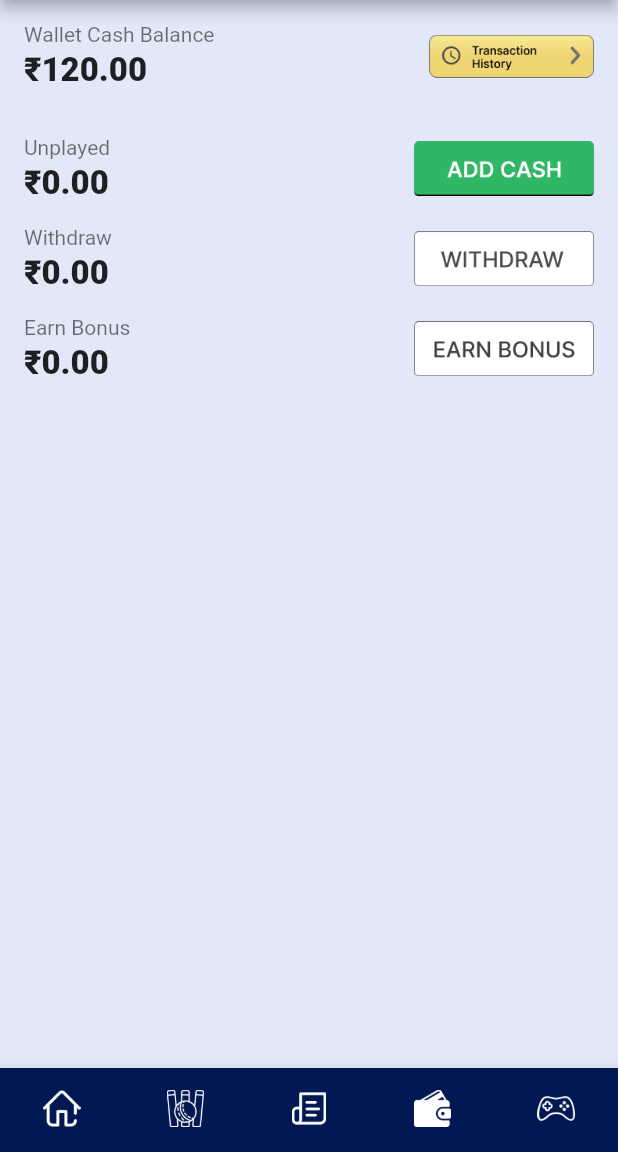
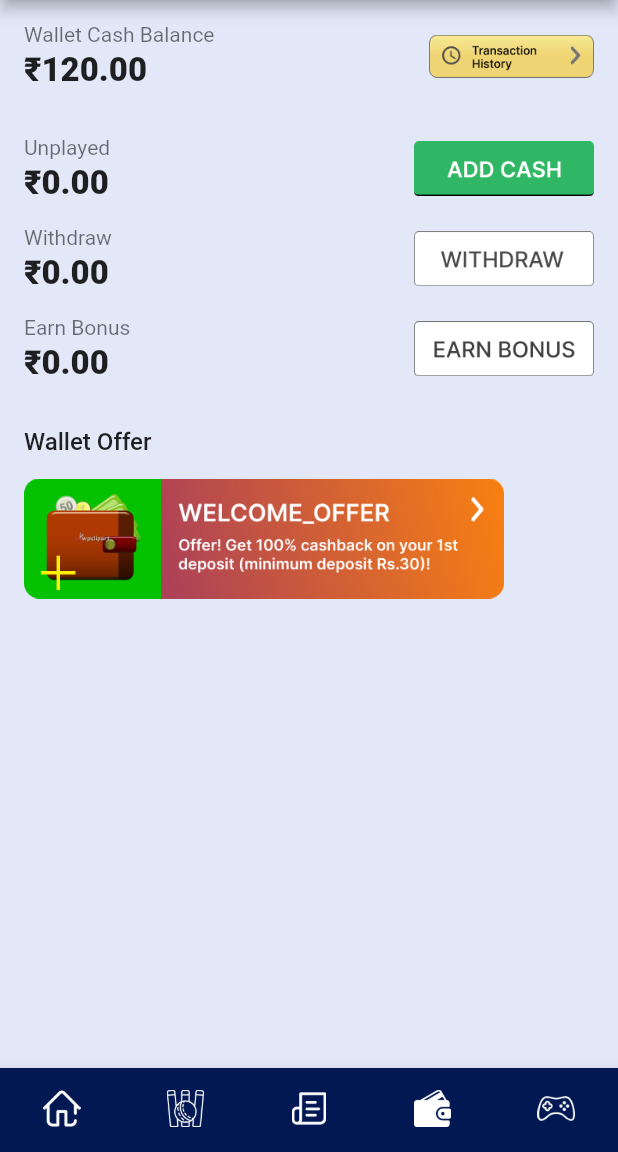
Before and after one commit to Jayraj185/CricStrike, a Flutter app: the screen it shows after launch, item 4 of the bottom bar chosen, on a phone screen of 412 x 824 dp, the part 84-1236 px from its top. Run offline on Flutter 3.47's test engine with Material 2 defaults, Android fonts, the light colour scheme and no system bars; our stand-ins replace cached_network_image, cloud_firestore, firebase_core, get, share_plus, sizer; accounts and stored records are empty; network calls fail.

Commit message:
03/05 00:00

```diff
--- a/lib/Screens/HomeScreen/view/HomePage.dart
+++ b/lib/Screens/HomeScreen/view/HomePage.dart
@@ -15,7 +15,8 @@ class _HomePageState extends State<HomePage> {
 
   @override
   Widget build(BuildContext context) {
-    return Column(
+    return SingleChildScrollView(physics: BouncingScrollPhysics(),
+      child: Column(
         mainAxisAlignment: MainAxisAlignment.start,
         crossAxisAlignment: CrossAxisAlignment.start,
         children: [
@@ -313,6 +314,7 @@ class _HomePageState extends State<HomePage> {
           SizedBox(height: 15,),
 
         ],
+      ),
     );
   }
 }
--- a/lib/Screens/wallet/view/walletpage.dart
+++ b/lib/Screens/wallet/view/walletpage.dart
@@ -11,7 +11,7 @@ class WalletPage extends StatefulWidget {
 class _WalletPageState extends State<WalletPage> {
   @override
   Widget build(BuildContext context) {
-    return Column(
+    return Column(crossAxisAlignment: CrossAxisAlignment.start,
       children: [
         SizedBox(
           height: 15,
@@ -103,6 +103,7 @@ class _WalletPageState extends State<WalletPage> {
             ),
           ],
         ),
+
         SizedBox(
           height: 15,
         ),
@@ -132,7 +133,23 @@ class _WalletPageState extends State<WalletPage> {
               width: 120,
             ),
           ],
-        )
+        ),
+        SizedBox(
+          height: 30,
+        ),
+
+        Text(
+          "Wallet Offer",textAlign: TextAlign.start,
+          style: TextStyle(
+              color: Colors.black87,
+              fontWeight: FontWeight.w500,
+              fontSize: 16),
+        ),
+        SizedBox(
+          height: 15,
+        ),
+        Image.asset("assets/image/add1.png",height:80,),
+
       ],
     );
   }
--- a/pubspec.yaml
+++ b/pubspec.yaml
@@ -41,6 +41,7 @@ dependencies:
   cloud_firestore: ^4.5.2
   firebase_core:
   http:
+  share_plus: ^6.3.4
   firebase_auth: ^4.4.2
   url_launcher: ^6.1.10
   cached_network_image:
```
Also changed, not shown: lib/Screens/game/Controller/GameController.dart (+8 -6 lines), lib/Screens/game/view/gamepage.dart (+75 -32 lines), lib/Screens/news/view/newsPage.dart (+26 -9 lines), assets/image/Events_2.png, assets/image/add1.png (added), pubspec.lock, 4 other files. Lines whose indentation alone changed are shown as unchanged.
